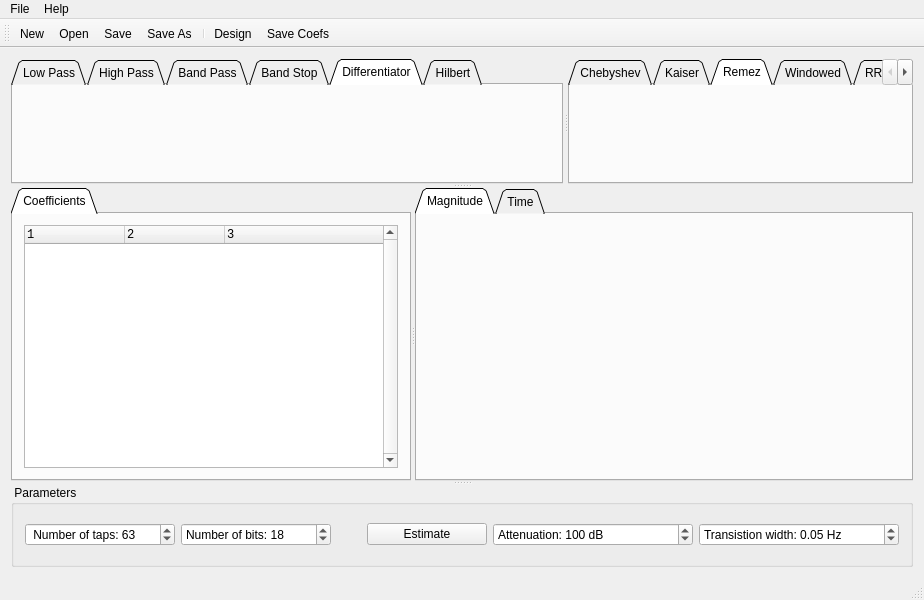
Above: mainwindow.ui from gbrault/firtool before the change. Below: the same form after it.
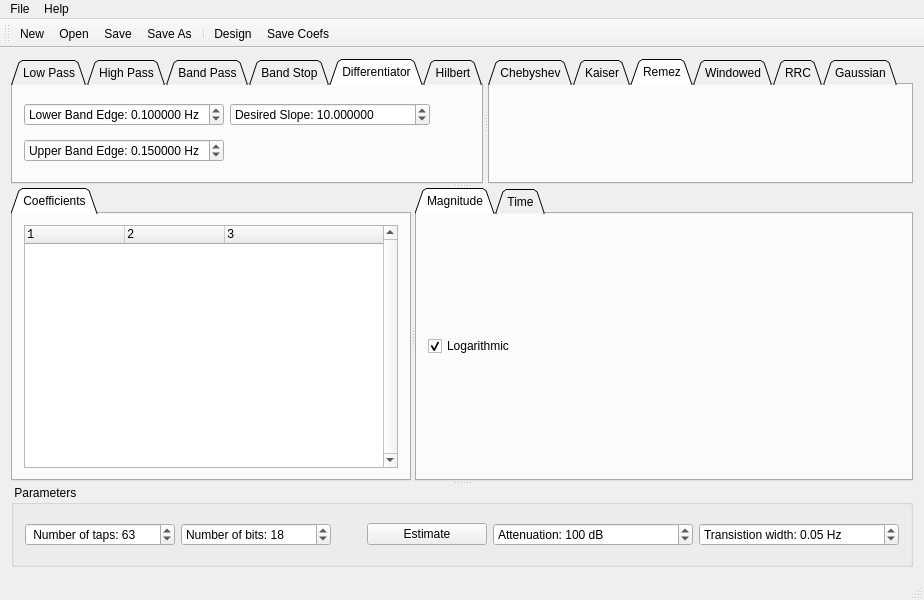
That is the form after the change. The open tabs and pages were chosen to show the change. Icons and pictures are not drawn.

The edit to the form file:
```diff
--- a/mainwindow.ui
+++ b/mainwindow.ui
@@ -66,8 +66,8 @@
           <bool>true</bool>
          </property>
          <property name="sizePolicy">
-          <sizepolicy hsizetype="MinimumExpanding" vsizetype="Expanding">
-           <horstretch>0</horstretch>
+          <sizepolicy hsizetype="MinimumExpanding" vsizetype="Minimum">
+           <horstretch>50</horstretch>
            <verstretch>0</verstretch>
           </sizepolicy>
          </property>
@@ -362,6 +362,120 @@
           <attribute name="title">
            <string>Differentiator</string>
           </attribute>
+          <layout class="QGridLayout" name="gridLayout_12">
+           <item row="0" column="0">
+            <widget class="QDoubleSpinBox" name="dsbDiffLowerBandEdge">
+             <property name="sizePolicy">
+              <sizepolicy hsizetype="Fixed" vsizetype="Fixed">
+               <horstretch>0</horstretch>
+               <verstretch>0</verstretch>
+              </sizepolicy>
+             </property>
+             <property name="minimumSize">
+              <size>
+               <width>200</width>
+               <height>0</height>
+              </size>
+             </property>
+             <property name="prefix">
+              <string>Lower Band Edge: </string>
+             </property>
+             <property name="suffix">
+              <string> Hz</string>
+             </property>
+             <property name="decimals">
+              <number>6</number>
+             </property>
+             <property name="maximum">
+              <double>0.500000000000000</double>
+             </property>
+             <property name="singleStep">
+              <double>0.010000000000000</double>
+             </property>
+             <property name="value">
+              <double>0.100000000000000</double>
+             </property>
+            </widget>
+           </item>
+           <item row="0" column="1">
+            <widget class="QDoubleSpinBox" name="dsbDiffDesiredSlope">
+             <property name="sizePolicy">
+              <sizepolicy hsizetype="Fixed" vsizetype="Fixed">
+               <horstretch>0</horstretch>
+               <verstretch>0</verstretch>
+              </sizepolicy>
+             </property>
+             <property name="minimumSize">
+              <size>
+               <width>200</width>
+               <height>0</height>
+              </size>
+             </property>
+             <property name="prefix">
+              <string>Desired Slope: </string>
+             </property>
+             <property name="decimals">
+              <number>6</number>
+             </property>
+             <property name="maximum">
+              <double>999.990000000000009</double>
+             </property>
+             <property name="singleStep">
+              <double>0.010000000000000</double>
+             </property>
+             <property name="value">
+              <double>10.000000000000000</double>
+             </property>
+            </widget>
+           </item>
+           <item row="1" column="0">
+            <widget class="QDoubleSpinBox" name="dsbDiffUpperBandEdge">
+             <property name="sizePolicy">
+              <sizepolicy hsizetype="Fixed" vsizetype="Fixed">
+               <horstretch>0</horstretch>
+               <verstretch>0</verstretch>
+              </sizepolicy>
+             </property>
+             <property name="minimumSize">
+              <size>
+               <width>200</width>
+               <height>0</height>
+              </size>
+             </property>
+             <property name="prefix">
+              <string>Upper Band Edge: </string>
+             </property>
+             <property name="suffix">
+              <string> Hz</string>
+             </property>
+             <property name="decimals">
+              <number>6</number>
+             </property>
+             <property name="maximum">
+              <double>0.500000000000000</double>
+             </property>
+             <property name="singleStep">
+              <double>0.010000000000000</double>
+             </property>
+             <property name="value">
+              <double>0.150000000000000</double>
+             </property>
+            </widget>
+           </item>
+           <item row="0" column="2">
+            <spacer name="horizontalSpacer_11">
+             <property name="orientation">
+              <enum>Qt::Horizontal</enum>
+             </property>
+             <property name="sizeHint" stdset="0">
+              <size>
+               <width>40</width>
+               <height>20</height>
+              </size>
+             </property>
+            </spacer>
+           </item>
+          </layout>
          </widget>
          <widget class="QWidget" name="tsbHilbert">
           <attribute name="title">
@@ -372,8 +486,8 @@
        </widget>
        <widget class="QTabWidget" name="twMethod">
         <property name="sizePolicy">
-         <sizepolicy hsizetype="MinimumExpanding" vsizetype="Expanding">
-          <horstretch>0</horstretch>
+         <sizepolicy hsizetype="MinimumExpanding" vsizetype="Minimum">
+          <horstretch>50</horstretch>
           <verstretch>0</verstretch>
          </sizepolicy>
         </property>
@@ -489,7 +603,21 @@
          <attribute name="title">
           <string>Remez</string>
          </attribute>
-         <layout class="QGridLayout" name="gridLayout_2"/>
+         <layout class="QGridLayout" name="gridLayout_2">
+          <item row="0" column="0">
+           <spacer name="horizontalSpacer_12">
+            <property name="orientation">
+             <enum>Qt::Horizontal</enum>
+            </property>
+            <property name="sizeHint" stdset="0">
+             <size>
+              <width>40</width>
+              <height>20</height>
+             </size>
+            </property>
+           </spacer>
+          </item>
+         </layout>
         </widget>
         <widget class="QWidget" name="tab_2">
          <attribute name="title">
@@ -809,8 +937,8 @@
        </widget>
        <widget class="QTabWidget" name="tabWidgetGraph">
         <property name="sizePolicy">
-         <sizepolicy hsizetype="Expanding" vsizetype="Expanding">
-          <horstretch>60</horstretch>
+         <sizepolicy hsizetype="Minimum" vsizetype="Expanding">
+          <horstretch>50</horstretch>
           <verstretch>0</verstretch>
          </sizepolicy>
         </property>
@@ -824,10 +952,20 @@
          <attribute name="title">
           <string>Magnitude</string>
          </attribute>
-         <layout class="QHBoxLayout" name="horizontalLayout_2">
+         <layout class="QVBoxLayout" name="verticalLayout">
           <item>
            <layout class="QHBoxLayout" name="loMagnitude"/>
           </item>
+          <item>
+           <widget class="QCheckBox" name="cbLog">
+            <property name="text">
+             <string>Logarithmic</string>
+            </property>
+            <property name="checked">
+             <bool>true</bool>
+            </property>
+           </widget>
+          </item>
          </layout>
         </widget>
         <widget class="QWidget" name="tabTime">
```
Left out of the diff: 95 changed lines with no effect on the pictures.
